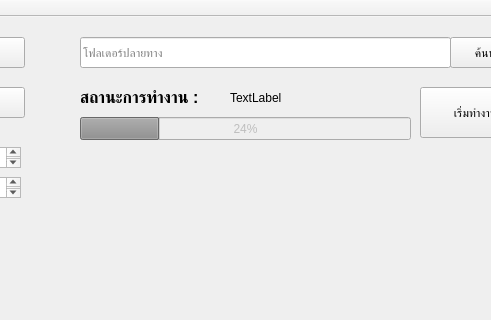
This is mainwindow.ui in ehere/MosaicImage as Qt 5 draws it before an edit; both pictures show x 530 to 1021 and y 0 to 320 of the 1199 by 775 pixel window. The edited form follows.
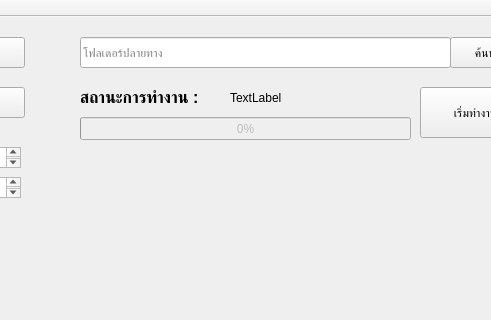
This is the edited form.

What changed in the file:
```diff
--- a/mainwindow.ui
+++ b/mainwindow.ui
@@ -185,7 +185,7 @@
      </rect>
     </property>
     <property name="value">
-     <number>24</number>
+     <number>0</number>
     </property>
    </widget>
    <widget class="QLabel" name="label_6">
```
Left out of the diff: 3 changed lines with no effect on the pictures.
